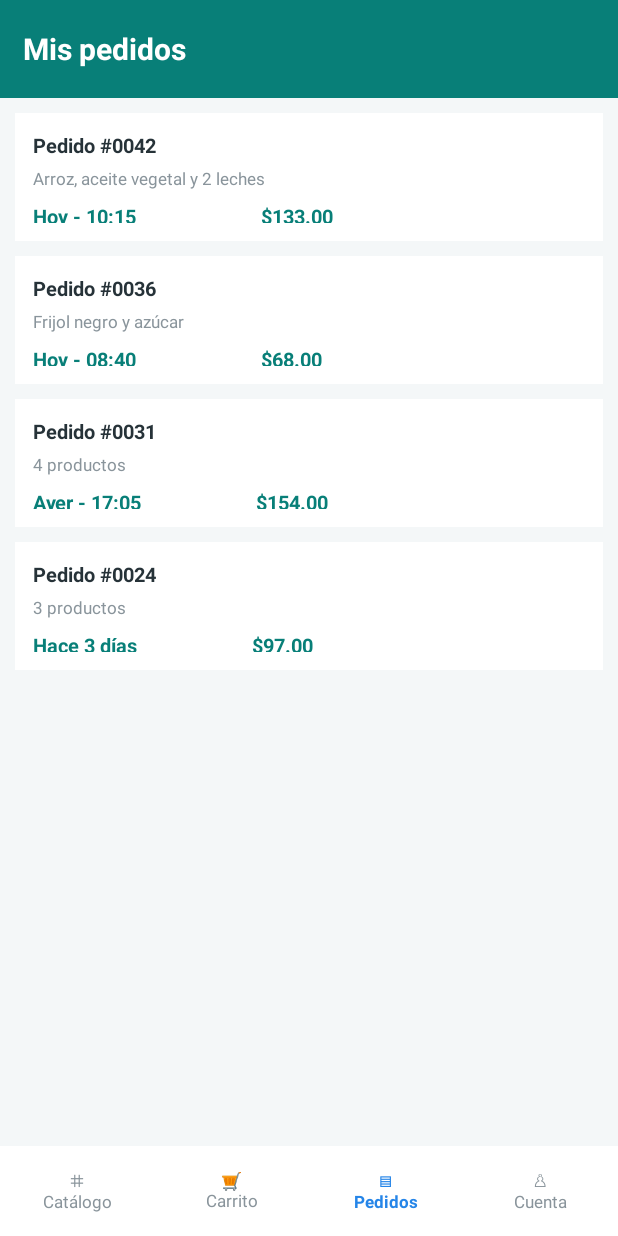
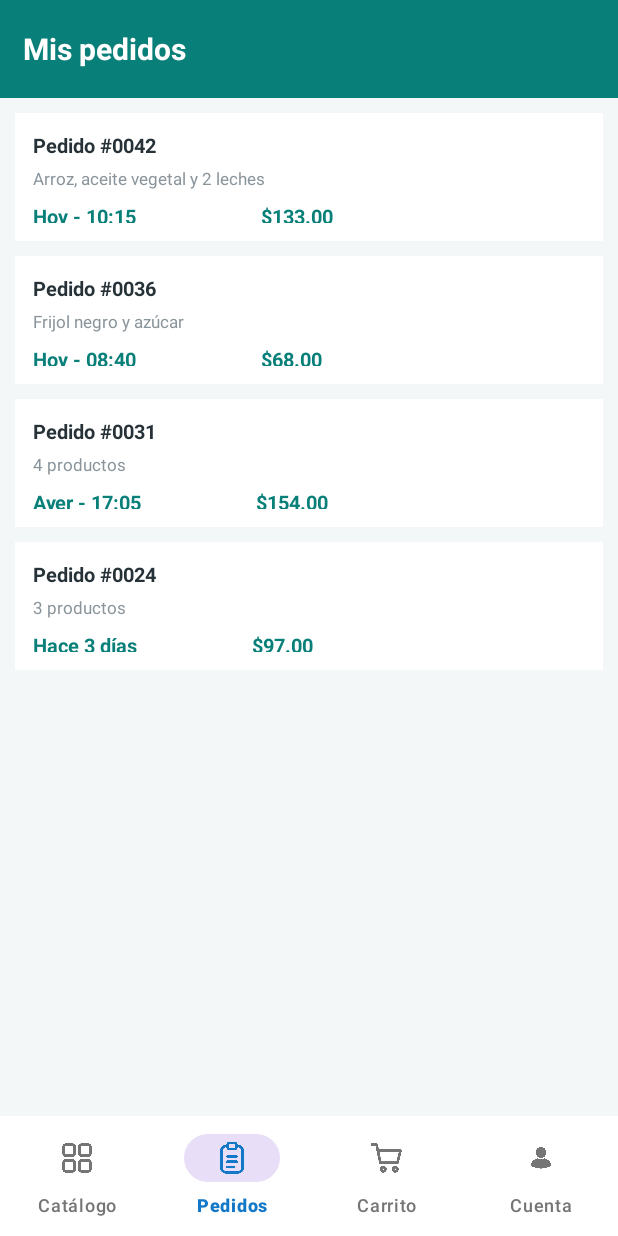
Before and after one commit to yeniseyflores718-cloud/MiTiendita, an Android app: the VistaMisPedidos screen opened directly, with no data from a screen before it, on a phone screen of 412 x 824 dp. Run offline under Robolectric (Android 15) with nearby library versions, the phone set to English and light mode, and no system bars.

Commit message:
cambios creo que ya funcionaa

```diff
--- a/app/src/main/java/com/example/mitiendita/modelo/LoginResponse.kt
+++ b/app/src/main/java/com/example/mitiendita/modelo/LoginResponse.kt
@@ -10,6 +10,7 @@ data class UsuarioData(
     val usuario: String = "",
     @SerialName("nombre_usuario") val nombreUsuario: String = "",
     val correo: String = "",
+    val telefono: String? = null,
     val rol: String = ""
 )
 
--- a/app/src/main/java/com/example/mitiendita/vista/VistaMisPedidos.kt
+++ b/app/src/main/java/com/example/mitiendita/vista/VistaMisPedidos.kt
@@ -1,5 +1,6 @@
 package com.example.mitiendita.vista
 
+import android.content.Intent
 import android.os.Bundle
 import androidx.activity.enableEdgeToEdge
 import androidx.appcompat.app.AppCompatActivity
@@ -7,6 +8,7 @@ import androidx.core.view.ViewCompat
 import androidx.core.view.WindowCompat.enableEdgeToEdge
 import androidx.core.view.WindowInsetsCompat
 import com.example.mitiendita.R
+import com.google.android.material.bottomnavigation.BottomNavigationView
 
 class VistaMisPedidos : AppCompatActivity() {
     override fun onCreate(savedInstanceState: Bundle?) {
@@ -18,5 +20,21 @@ class VistaMisPedidos : AppCompatActivity() {
             v.setPadding(systemBars.left, systemBars.top, systemBars.right, systemBars.bottom)
             insets
         }
+        val nav = findViewById<BottomNavigationView>(R.id.bottomNavCliente)
+        nav.selectedItemId = R.id.nav_pedidos
+        nav.setOnItemSelectedListener { item ->
+            when (item.itemId) {
+                R.id.nav_catalogo -> { abrir(Busqueda_de_producto::class.java); true }
+                R.id.nav_carrito -> {abrir(carrito::class.java);true }
+                R.id.nav_pedidos -> true
+                R.id.nav_cuenta -> { abrir(CuentaCliente::class.java); true }
+                else -> false
+            }
+        }
+    }
+    private fun abrir(destino: Class<*>) {
+        startActivity(Intent(this, destino))
+        overridePendingTransition(0, 0)
+        finish()
     }
 }
--- a/app/src/main/java/com/example/mitiendita/vista/inicio_de_sesion.kt
+++ b/app/src/main/java/com/example/mitiendita/vista/inicio_de_sesion.kt
@@ -102,6 +102,8 @@ class inicio_de_sesion : AppCompatActivity(), baseVista.View {
             .putString("token", token)
             .putInt("id_usuario", usuario.idUsuario)
             .putString("nombre", usuario.nombreUsuario)
+            .putString("correo", usuario.correo)
+            .putString("telefono", usuario.telefono)
             .putString("rol", usuario.rol)
             .apply()
 
--- /dev/null
+++ b/app/src/main/res/drawable/bg_pill.xml
@@ -0,0 +1,6 @@
+<?xml version="1.0" encoding="utf-8"?>
+<shape xmlns:android="http://schemas.android.com/apk/res/android"
+    android:shape="rectangle">
+    <solid android:color="#D7EFEA"/>
+    <corners android:radius="20dp"/>
+</shape>
--- /dev/null
+++ b/app/src/main/res/drawable/circulo_avatar.xml
@@ -0,0 +1,5 @@
+<?xml version="1.0" encoding="utf-8"?>
+<shape xmlns:android="http://schemas.android.com/apk/res/android"
+    android:shape="oval">
+    <solid android:color="#D9EDF3"/>
+</shape>
--- a/app/src/main/res/layout/activity_vista_mis_pedidos.xml
+++ b/app/src/main/res/layout/activity_vista_mis_pedidos.xml
@@ -32,7 +32,7 @@
         android:layout_height="0dp"
         android:padding="10dp"
         app:layout_constraintTop_toBottomOf="@id/encabezado"
-        app:layout_constraintBottom_toTopOf="@id/navegacion">
+        app:layout_constraintBottom_toTopOf="@+id/bottomNavCliente">
 
         <LinearLayout
             android:layout_width="match_parent"
@@ -181,53 +181,19 @@
         </LinearLayout>
 
     </ScrollView>
+    <com.google.android.material.bottomnavigation.BottomNavigationView
+        android:id="@+id/bottomNavCliente"
+        android:layout_width="0dp"
+        android:layout_height="wrap_content"
+        android:background="@android:color/white"
+        app:elevation="8dp"
+        app:itemIconTint="@color/nav_color2"
+        app:itemTextColor="@color/nav_color2"
+        app:labelVisibilityMode="labeled"
+        app:menu="@menu/menu_cliente"
+        app:layout_constraintBottom_toBottomOf="parent"
+        app:layout_constraintEnd_toEndOf="parent"
+        app:layout_constraintStart_toStartOf="parent"/>
 
-    <LinearLayout
-        android:id="@+id/navegacion"
-        android:layout_width="match_parent"
-        android:layout_height="60dp"
-        android:background="#FFFFFF"
-        android:gravity="center"
-        android:orientation="horizontal"
-        app:layout_constraintBottom_toBottomOf="parent">
-
-        <TextView
-            android:layout_width="0dp"
-            android:layout_height="wrap_content"
-            android:layout_weight="1"
-            android:gravity="center"
-            android:text="⌗\nCatálogo"
-            android:textSize="11sp"
-            android:textColor="#89949B"/>
-
-        <TextView
-            android:layout_width="0dp"
-            android:layout_height="wrap_content"
-            android:layout_weight="1"
-            android:gravity="center"
-            android:text="🛒\nCarrito"
-            android:textSize="11sp"
-            android:textColor="#89949B"/>
-
-        <TextView
-            android:layout_width="0dp"
-            android:layout_height="wrap_content"
-            android:layout_weight="1"
-            android:gravity="center"
-            android:text="▤\nPedidos"
-            android:textSize="11sp"
-            android:textStyle="bold"
-            android:textColor="#2585E8"/>
-
-        <TextView
-            android:layout_width="0dp"
-            android:layout_height="wrap_content"
-            android:layout_weight="1"
-            android:gravity="center"
-            android:text="♙\nCuenta"
-            android:textSize="11sp"
-            android:textColor="#89949B"/>
-
-    </LinearLayout>
 
 </androidx.constraintlayout.widget.ConstraintLayout>
```
Also changed, not shown: app/src/main/AndroidManifest.xml (+10 -9 lines), app/src/main/java/com/example/mitiendita/modelo/PerfilLocal.kt (added, +20 -0 lines), app/src/main/java/com/example/mitiendita/presentador/cuentaPresentador.kt (added, +36 -0 lines), app/src/main/java/com/example/mitiendita/vista/Busqueda_de_producto.kt (+30 -0 lines), app/src/main/java/com/example/mitiendita/vista/CuentaCliente.kt (+51 -3 lines), app/src/main/java/com/example/mitiendita/vista/carrito.kt (+19 -0 lines), app/src/main/res/layout/activity_busqueda_de_producto.xml (+20 -1 lines), app/src/main/res/layout/activity_carrito.xml (+15 -3 lines), app/src/main/res/layout/activity_cuenta_cliente.xml (+129 -92 lines).
